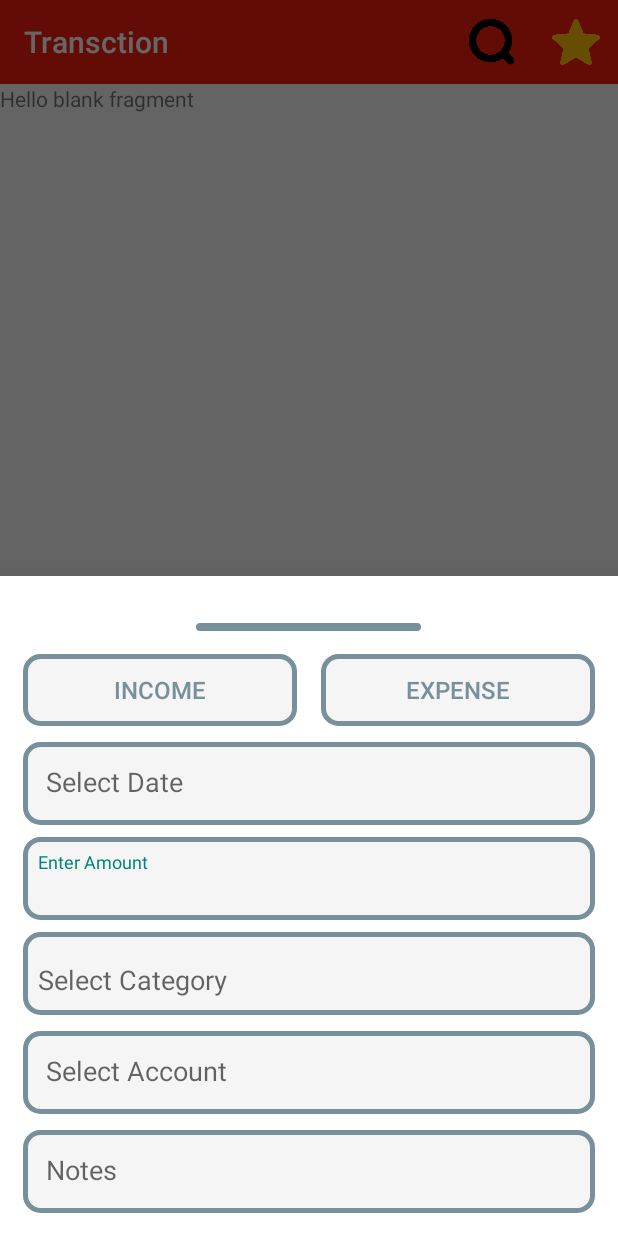
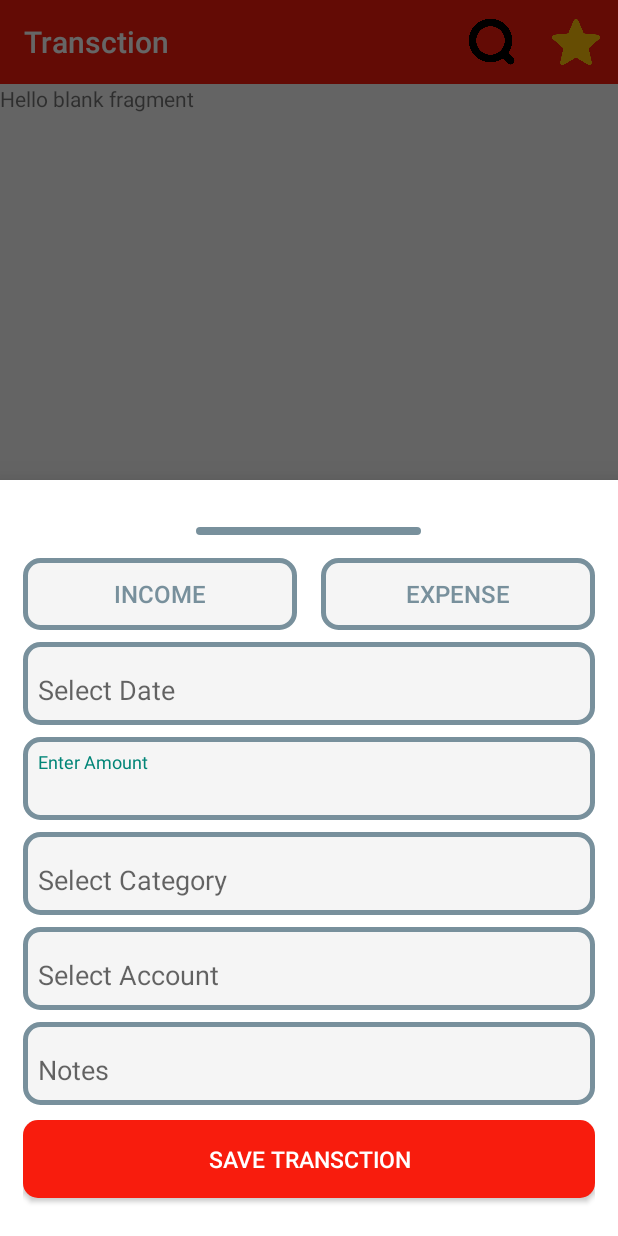
Before and after one commit to ali9733/ExpenseManager, an Android app: the fragment dialogFragment placed in its activity, item 3 of the bottom bar chosen, on a phone screen of 412 x 824 dp. Run offline under Robolectric (Android 15) with nearby library versions, the phone set to English and light mode, and no system bars.

```diff
--- /dev/null
+++ b/app/src/main/res/drawable/btn_deisgn.xml
@@ -0,0 +1,12 @@
+<?xml version="1.0" encoding="utf-8"?>
+<selector xmlns:android="http://schemas.android.com/apk/res/android">
+
+    <item>
+        <shape android:shape="rectangle">
+
+            <solid android:color="@color/red"/>
+            <corners android:radius="10dp"/>
+
+        </shape>
+    </item>
+</selector>
--- /dev/null
+++ b/app/src/main/res/drawable/selected_expense_btn.xml
@@ -0,0 +1,10 @@
+<?xml version="1.0" encoding="utf-8"?>
+<selector xmlns:android="http://schemas.android.com/apk/res/android">
+  <item>
+      <shape android:shape="rectangle">
+          <corners android:radius="10dp"/>
+          <solid android:color="@color/white_blr"/>
+          <stroke android:color="@color/red" android:width="3dp"/>
+      </shape>
+  </item>
+</selector>
--- /dev/null
+++ b/app/src/main/res/drawable/selected_income_btn.xml
@@ -0,0 +1,10 @@
+<?xml version="1.0" encoding="utf-8"?>
+<selector xmlns:android="http://schemas.android.com/apk/res/android">
+  <item>
+      <shape android:shape="rectangle">
+          <corners android:radius="10dp"/>
+          <solid android:color="@color/white_blr"/>
+          <stroke android:color="@color/Darkgreen" android:width="3dp"/>
+      </shape>
+  </item>
+</selector>
--- a/app/src/main/res/layout/fragment_dialog.xml
+++ b/app/src/main/res/layout/fragment_dialog.xml
@@ -65,17 +65,17 @@
             </LinearLayout>
 
             <com.google.android.material.textfield.TextInputLayout
+                android:padding="10dp"
+                android:background="@drawable/unselected_btn"
+                android:layout_marginTop="8dp"
                 android:layout_width="match_parent"
-                android:layout_height="wrap_content"
-                tools:layout_editor_absoluteX="1dp"
-                tools:layout_editor_absoluteY="196dp">
+                android:layout_height="wrap_content">
 
                 <com.google.android.material.textfield.TextInputEditText
                     android:id="@+id/select_date_id"
-                    android:padding="15dp"
                     android:focusable="false"
                     android:clickable="true"
-                    android:background="@drawable/unselected_btn"
+                    android:background="@null"
                     android:layout_width="match_parent"
                     android:layout_height="wrap_content"
                     android:hint="Select Date" />
@@ -115,6 +115,9 @@
             </com.google.android.material.textfield.TextInputLayout>
 
             <com.google.android.material.textfield.TextInputLayout
+                android:background="@drawable/unselected_btn"
+                android:padding="10dp"
+                android:layout_marginTop="8dp"
                 android:layout_width="match_parent"
                 android:layout_height="wrap_content">
 
@@ -122,26 +125,41 @@
                     android:id="@+id/dialog_select_account_id"
                     android:focusable="false"
                     android:clickable="true"
-                    android:padding="15dp"
-                    android:background="@drawable/unselected_btn"
+                    android:background="@null"
                     android:layout_width="match_parent"
                     android:layout_height="wrap_content"
                     android:hint="Select Account" />
             </com.google.android.material.textfield.TextInputLayout>
 
             <com.google.android.material.textfield.TextInputLayout
+                android:background="@drawable/unselected_btn"
+                android:padding="10dp"
+                android:layout_marginTop="8dp"
                 android:layout_width="match_parent"
                 android:layout_height="wrap_content">
 
                 <com.google.android.material.textfield.TextInputEditText
                     android:inputType="text"
                     android:id="@+id/dialog_note_id"
-                    android:padding="15dp"
-                    android:background="@drawable/unselected_btn"
+                    android:background="@null"
                     android:layout_width="match_parent"
                     android:layout_height="wrap_content"
                     android:hint="Notes" />
             </com.google.android.material.textfield.TextInputLayout>
+
+
+            <androidx.appcompat.widget.AppCompatButton
+                android:id="@+id/save_btn_id"
+                android:text="save transction"
+                android:textAlignment="center"
+                android:textSize="15sp"
+                android:textColor="@color/white"
+                android:background="@drawable/btn_deisgn"
+                android:layout_marginTop="10dp"
+                android:layout_marginBottom="10dp"
+                android:layout_width="match_parent"
+                android:layout_height="wrap_content"
+                android:padding="15dp"/>
 
         </LinearLayout>
 
```
Also changed, not shown: app/src/main/java/com/alaminali/expensemanager/fragmentPackage/dialogFragment.java (+68 -4 lines), app/src/main/java/com/alaminali/expensemanager/modelPackage/Constants.java (added, +53 -0 lines), app/src/main/java/com/alaminali/expensemanager/modelPackage/accountModel.java (added, +43 -0 lines), app/src/main/java/com/alaminali/expensemanager/modelPackage/categoryModel.java (added, +44 -0 lines), app/src/main/java/com/alaminali/expensemanager/modelPackage/transctionModel.java (added, +7 -0 lines).
